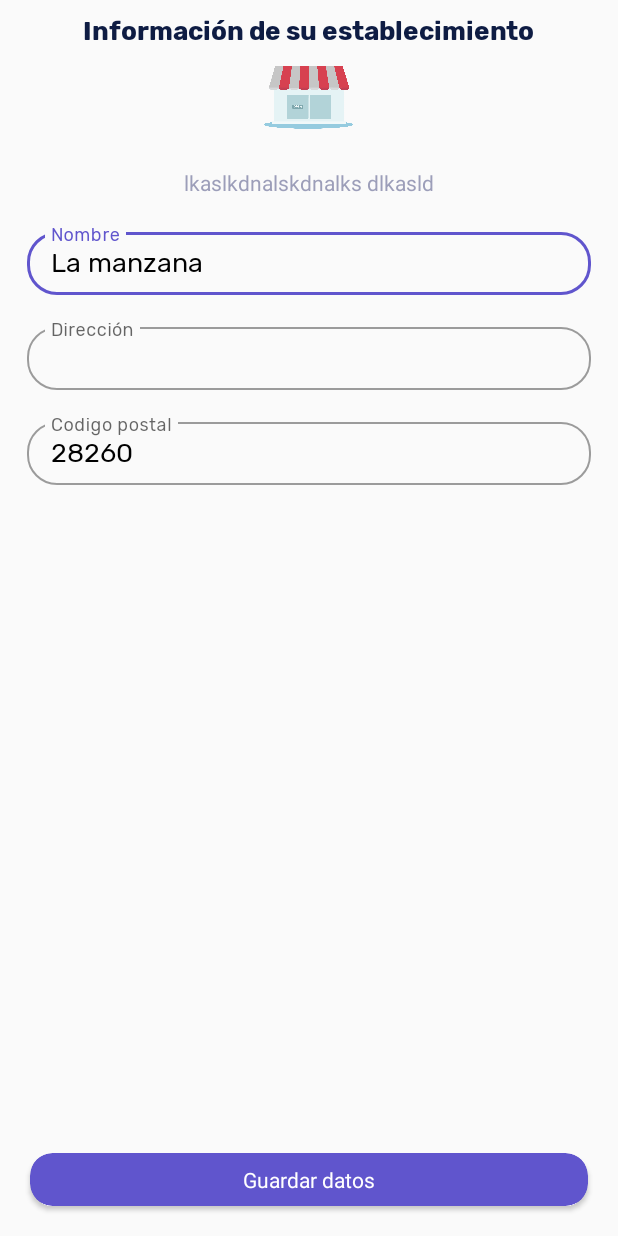
After one commit to vladymix/and_exchange, an Android app: the fragment CompanyEditFragment shown on its own in the app's theme, on a phone screen of 412 x 824 dp. The commit adds this screen. Run offline under Robolectric (Android 15) with nearby library versions, the phone set to English and light mode, and no system bars.

Commit message:
Create edit company

```diff
--- a/Exchange/app/build.gradle
+++ b/Exchange/app/build.gradle
@@ -41,6 +41,7 @@ dependencies {
     implementation 'androidx.lifecycle:lifecycle-extensions:2.0.0'
 
 
+    implementation 'androidx.legacy:legacy-support-v4:1.0.0'
     testImplementation 'junit:junit:4.12'
     androidTestImplementation 'androidx.test:runner:1.2.0'
     androidTestImplementation 'androidx.test.espresso:espresso-core:3.2.0'
--- /dev/null
+++ b/Exchange/app/src/main/java/com/altamirano/fabricio/lamanzana/ui/CompanyEditFragment.kt
@@ -0,0 +1,28 @@
+package com.altamirano.fabricio.lamanzana.ui
+
+
+import android.os.Bundle
+import androidx.fragment.app.Fragment
+import android.view.LayoutInflater
+import android.view.View
+import android.view.ViewGroup
+
+import com.altamirano.fabricio.lamanzana.R
+
+
+/**
+ * A simple [Fragment] subclass.
+ *
+ */
+class CompanyEditFragment : Fragment() {
+
+    override fun onCreateView(
+        inflater: LayoutInflater, container: ViewGroup?,
+        savedInstanceState: Bundle?
+    ): View? {
+        // Inflate the layout for this fragment
+        return inflater.inflate(R.layout.fragment_company_edit, container, false)
+    }
+
+
+}
--- a/Exchange/app/src/main/java/com/altamirano/fabricio/lamanzana/viewmodels/login/LoginViewModel.kt
+++ b/Exchange/app/src/main/java/com/altamirano/fabricio/lamanzana/viewmodels/login/LoginViewModel.kt
@@ -7,6 +7,7 @@ import com.altamirano.fabricio.lamanzana.services.UserService
 import com.google.firebase.auth.FirebaseUser
 
 class LoginViewModel(private val view: ILoginBinding) : ILoginViewModel, IServiceResponse {
+
     override fun onRecoverPassword(email: String) {
         if (TextUtils.isEmpty(email)) {
             view.showError(R.string.invalid_username)
--- /dev/null
+++ b/Exchange/app/src/main/res/layout/fragment_company_edit.xml
@@ -0,0 +1,112 @@
+<?xml version="1.0" encoding="utf-8"?>
+<FrameLayout xmlns:android="http://schemas.android.com/apk/res/android"
+             xmlns:tools="http://schemas.android.com/tools"
+             xmlns:app="http://schemas.android.com/apk/res-auto"
+             android:layout_width="match_parent"
+             android:layout_height="match_parent"
+             tools:context=".ui.CompanyEditFragment">
+
+    <!-- TODO: Update blank fragment layout -->
+    <RelativeLayout
+            android:layout_width="match_parent"
+            android:layout_height="match_parent">
+
+        <androidx.core.widget.NestedScrollView android:layout_width="match_parent"
+                                               android:layout_height="match_parent"
+                                               android:id="@+id/ly_content"
+                                               android:layout_above="@+id/btn_save">
+
+            <LinearLayout android:layout_width="match_parent"
+                          android:layout_height="wrap_content"
+                          android:orientation="vertical"
+                          android:padding="10dp">
+
+                <TextView android:layout_width="wrap_content"
+                          android:layout_height="wrap_content"
+                          android:fontFamily="@font/rubik_bold"
+                          android:layout_gravity="center"
+                          android:textSize="17sp"
+                          android:textColor="#0e1c43"
+                          android:text="Información de su establecimiento"/>
+
+                <ImageView android:layout_width="70dp"
+                           android:layout_height="70dp"
+                           android:layout_gravity="center"
+                           android:src="@drawable/ic_store"/>
+                <TextView android:layout_width="wrap_content"
+                          android:layout_height="wrap_content"
+                          android:layout_gravity="center"
+                          android:textColor="@color/colorGray"
+                          android:text="lkaslkdnalskdnalks dlkasld"
+                          android:layout_margin="10dp"/>
+
+                <com.google.android.material.textfield.TextInputLayout
+                        style="@style/InputTextLy"
+                        android:layout_width="match_parent"
+                        android:layout_height="match_parent"
+                        android:layout_margin="8dp"
+                        android:hint="Nombre">
+
+                    <com.google.android.material.textfield.TextInputEditText
+                            style="@style/TextInput"
+                            android:textColor="@android:color/black"
+                            android:layout_width="match_parent"
+                            android:layout_height="match_parent"
+                            android:text="La manzana"/>
+                </com.google.android.material.textfield.TextInputLayout>
+
+                <com.google.android.material.textfield.TextInputLayout
+                        style="@style/InputTextLy"
+                        android:layout_width="match_parent"
+                        android:layout_height="match_parent"
+                        android:layout_margin="8dp"
+                        android:hint="Dirección">
+
+                    <com.google.android.material.textfield.TextInputEditText
+                            style="@style/TextInput"
+                            android:textColor="@android:color/black"
+                            android:layout_width="match_parent"
+                            android:layout_height="match_parent"
+                            android:text=" "/>
+                </com.google.android.material.textfield.TextInputLayout>
+
+                <com.google.android.material.textfield.TextInputLayout
+                        style="@style/InputTextLy"
+                        android:layout_width="match_parent"
+                        android:layout_height="match_parent"
+                        android:layout_margin="8dp"
+                        android:hint="Codigo postal">
+
+                    <com.google.android.material.textfield.TextInputEditText
+                            style="@style/TextInput"
+                            android:inputType="number"
+                            android:textColor="@android:color/black"
+                            android:layout_width="match_parent"
+                            android:layout_height="match_parent"
+                            android:text="28260"/>
+                </com.google.android.material.textfield.TextInputLayout>
+
+
+            </LinearLayout>
+
+        </androidx.core.widget.NestedScrollView>
+
+
+        <androidx.cardview.widget.CardView android:layout_width="match_parent"
+                                           android:layout_height="wrap_content"
+                                           android:layout_margin="20dp"
+                                           android:id="@+id/btn_save"
+                                           app:cardCornerRadius="15dp"
+                                           android:layout_alignParentBottom="true"
+                                           app:cardBackgroundColor="@color/colorPrimary">
+
+            <TextView android:layout_width="wrap_content"
+                      android:layout_height="wrap_content"
+                      android:padding="8dp"
+                      android:layout_gravity="center"
+                      android:textColor="@android:color/white"
+                      android:text="Guardar datos"/>
+        </androidx.cardview.widget.CardView>
+    </RelativeLayout>
+
+</FrameLayout>
--- a/Exchange/app/src/main/res/values/strings.xml
+++ b/Exchange/app/src/main/res/values/strings.xml
@@ -23,4 +23,7 @@
     <string name="service_recover">Se ha enviado un correo para reestablecer la contraseña</string>
     <string name="error_service">Se ha producido un error</string>
 
+    <!-- TODO: Remove or change this placeholder text -->
+    <string name="hello_blank_fragment">Hello blank fragment</string>
+
 </resources>
```
